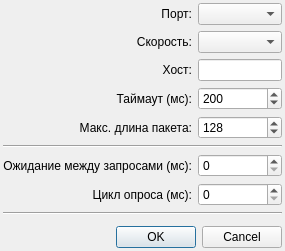
Above: src/mkstudio/ui/initdialog.ui from alex-krutikov/MkStudio before the change. Below: the same form after it.
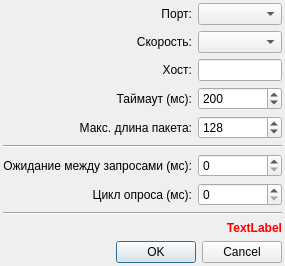
That is the form after the change.

The edit to the form file:
```diff
--- a/src/mkstudio/ui/initdialog.ui
+++ b/src/mkstudio/ui/initdialog.ui
@@ -7,7 +7,7 @@
     <x>0</x>
     <y>0</y>
     <width>285</width>
-    <height>239</height>
+    <height>242</height>
    </rect>
   </property>
   <property name="windowTitle">
@@ -181,20 +181,17 @@
     </layout>
    </item>
    <item>
-    <spacer>
-     <property name="orientation">
-      <enum>Qt::Vertical</enum>
+    <widget class="QLabel" name="errorLabel">
+     <property name="styleSheet">
+      <string notr="true">color:red; font:bold</string>
      </property>
-     <property name="sizeType">
-      <enum>QSizePolicy::Minimum</enum>
+     <property name="text">
+      <string>TextLabel</string>
      </property>
-     <property name="sizeHint" stdset="0">
-      <size>
-       <width>20</width>
-       <height>5</height>
-      </size>
+     <property name="alignment">
+      <set>Qt::AlignRight|Qt::AlignTrailing|Qt::AlignVCenter</set>
      </property>
-    </spacer>
+    </widget>
    </item>
    <item>
     <widget class="QDialogButtonBox" name="buttonBox">
```
Left out of the diff: 13 changed lines with no effect on the pictures.
